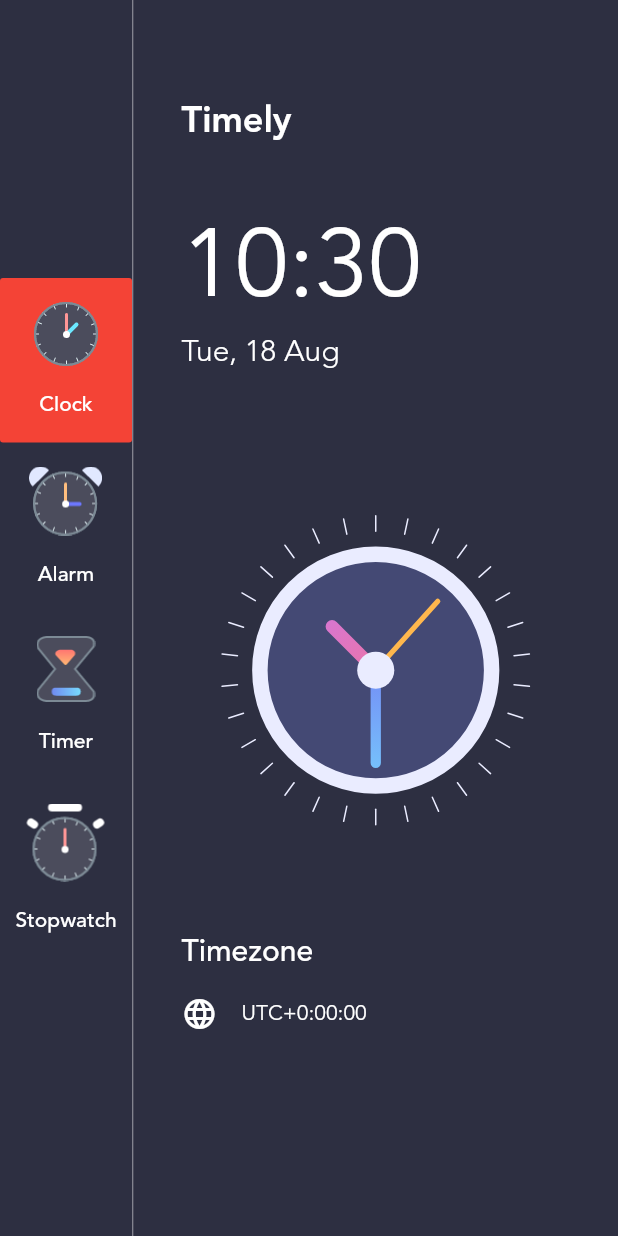
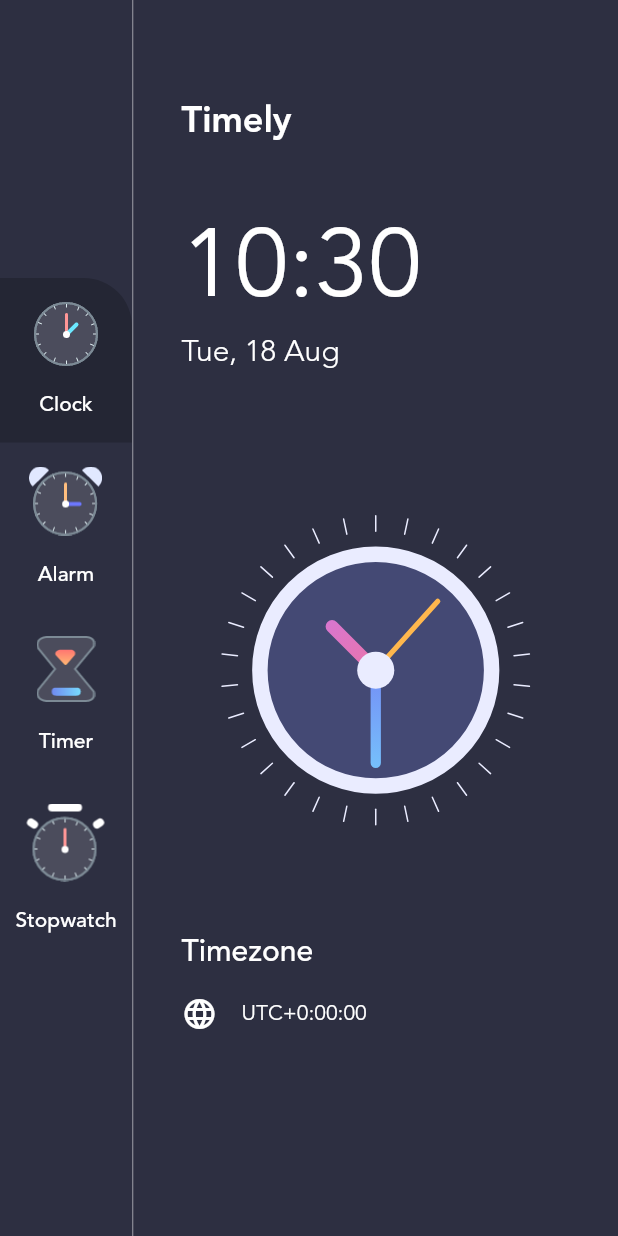
Before and after one commit to KevinApodaca/Timely, a Flutter app: the screen it shows after launch, on a phone screen of 412 x 824 dp. Run offline on Flutter 3.47's test engine with Material 2 defaults, Android fonts, the phone set to English and light mode, and no system bars.

Commit message:
change to different pages

```diff
--- /dev/null
+++ b/lib/const/theme_data.dart
@@ -0,0 +1,37 @@
+import 'package:flutter/material.dart';
+
+class CustomColors {
+  static Color primaryTextColor = Colors.white;
+  static Color dividerColor = Colors.white54;
+  static Color pageBackgroundColor = Color(0xFF2D2F41);
+  static Color menuBackgroundColor = Color(0xFF242634);
+
+  static Color clockBG = Color(0xFF444974);
+  static Color clockOutline = Color(0xFFEAECFF);
+  static Color secHandColor = Colors.orange[300];
+  static Color minHandStatColor = Color(0xFF748EF6);
+  static Color minHandEndColor = Color(0xFF77DDFF);
+  static Color hourHandStatColor = Color(0xFFC279FB);
+  static Color hourHandEndColor = Color(0xFFEA74AB);
+}
+
+class GradientColors {
+  final List<Color> colors;
+  GradientColors(this.colors);
+
+  static List<Color> sky = [Color(0xFF6448FE), Color(0xFF5FC6FF)];
+  static List<Color> sunset = [Color(0xFFFE6197), Color(0xFFFFB463)];
+  static List<Color> sea = [Color(0xFF61A3FE), Color(0xFF63FFD5)];
+  static List<Color> mango = [Color(0xFFFFA738), Color(0xFFFFE130)];
+  static List<Color> fire = [Color(0xFFFF5DCD), Color(0xFFFF8484)];
+}
+
+class GradientTemplate {
+  static List<GradientColors> gradientTemplate = [
+    GradientColors(GradientColors.sky),
+    GradientColors(GradientColors.sunset),
+    GradientColors(GradientColors.sea),
+    GradientColors(GradientColors.mango),
+    GradientColors(GradientColors.fire),
+  ];
+}
--- a/lib/views/homepage.dart
+++ b/lib/views/homepage.dart
@@ -1,3 +1,5 @@
+import 'package:Timely/const/theme_data.dart';
+import 'package:Timely/enums.dart';
 import 'package:Timely/models/data.dart';
 import 'package:Timely/models/menu_info.dart';
 import 'package:Timely/widgets/clock_widget.dart';
@@ -36,7 +38,10 @@ class _HomePageState extends State<HomePage> {
             width: 1,
           ),
           Expanded(
-            child: Container(
+            child: Consumer<MenuInfo>(
+              builder: (BuildContext context, MenuInfo value, Widget child) {
+                if (value.menuType != MenuType.clock) return Container();
+                return Container(
                   padding: EdgeInsets.symmetric(horizontal: 32, vertical: 64),
                   child: Column(
                     crossAxisAlignment: CrossAxisAlignment.start,
@@ -126,6 +131,8 @@ class _HomePageState extends State<HomePage> {
                       ),
                     ],
                   ),
+                );
+              },
             ),
           ),
         ],
@@ -137,9 +144,11 @@ class _HomePageState extends State<HomePage> {
     return Consumer<MenuInfo>(
       builder: (BuildContext context, MenuInfo value, Widget child) {
         return FlatButton(
+          shape: RoundedRectangleBorder(
+              borderRadius: BorderRadius.only(topRight: Radius.circular(32))),
           padding: const EdgeInsets.symmetric(vertical: 16.0),
           color: currentMenuInfo.menuType == value.menuType
-              ? Colors.red
+              ? CustomColors.menuBackgroundColor
               : Colors.transparent,
           onPressed: () {
             var menuInfo = Provider.of<MenuInfo>(context, listen: false);
```
Lines whose indentation alone changed are shown as unchanged.
